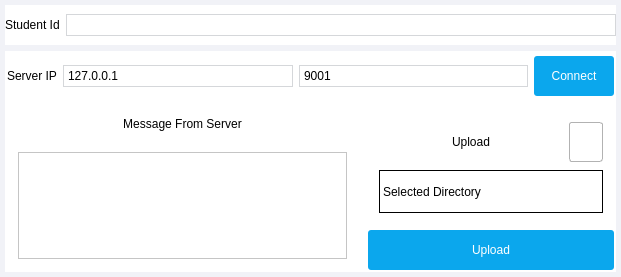
This is mainwindow.ui in magurmach/QtNetworkingClientApp as Qt 5 draws it before an edit. The edited form follows.
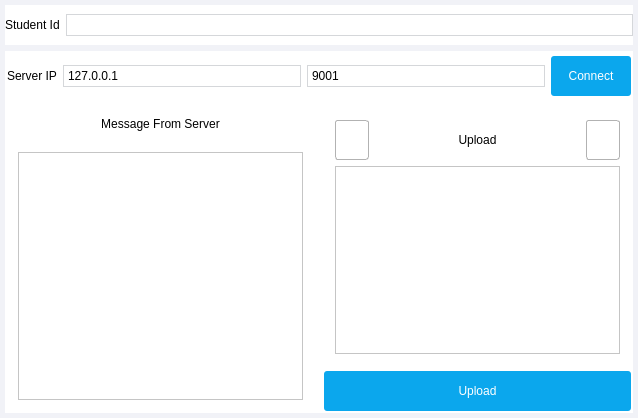
This is the edited form. Icons and pictures are not drawn.

Diff of the .ui file:
```diff
--- a/mainwindow.ui
+++ b/mainwindow.ui
@@ -6,8 +6,8 @@
    <rect>
     <x>0</x>
     <y>0</y>
-    <width>621</width>
-    <height>277</height>
+    <width>638</width>
+    <height>418</height>
    </rect>
   </property>
   <property name="windowTitle">
@@ -401,6 +401,57 @@
                       <property name="bottomMargin">
                        <number>0</number>
                       </property>
+                      <item>
+                       <widget class="QPushButton" name="pushButton">
+                        <property name="minimumSize">
+                         <size>
+                          <width>34</width>
+                          <height>40</height>
+                         </size>
+                        </property>
+                        <property name="maximumSize">
+                         <size>
+                          <width>34</width>
+                          <height>40</height>
+                         </size>
+                        </property>
+                        <property name="styleSheet">
+                         <string notr="true">QPushButton
+{
+    border-style: solid;
+	border-style: solid;
+    border-radius: 3px;
+    border-color: rgb(178,178,178);
+    border-width: 1px;
+}
+
+QPushButton:hover
+{
+    background-color: qlineargradient(x1: 0, y1: 0, x2: 0, y2: 1,
+                                    stop: 0 #FFFFFF, stop: 0.35 #F4F4F4,
+                                    stop: 0.39999 #E7E7E7, stop: 0.6 #EFEFEF,
+                                    stop: 0.9 #F2F2F2, stop: 1 #FFFFFF);
+    border-style: solid;
+    border-radius: 3px;
+    border-color: rgb(178,178,178);
+    border-width: 1px;
+}</string>
+                        </property>
+                        <property name="text">
+                         <string/>
+                        </property>
+                        <property name="icon">
+                         <iconset resource="AllResource.qrc">
+                          <normaloff>:/Images/1409522392_Bin_Empty.png</normaloff>:/Images/1409522392_Bin_Empty.png</iconset>
+                        </property>
+                        <property name="iconSize">
+                         <size>
+                          <width>30</width>
+                          <height>30</height>
+                         </size>
+                        </property>
+                       </widget>
+                      </item>
                       <item>
                        <widget class="QLabel" name="label_3">
                         <property name="styleSheet">
@@ -475,15 +526,44 @@
                     </widget>
                    </item>
                    <item>
-                    <widget class="QLabel" name="label_4">
-                     <property name="styleSheet">
-                      <string notr="true">font: 10pt &quot;Segoe UI&quot;;
-border-style: solid;
-border-width: 1px;</string>
+                    <widget class="QScrollArea" name="scrollArea">
+                     <property name="widgetResizable">
+                      <bool>true</bool>
                      </property>
-                     <property name="text">
-                      <string>Selected Directory</string>
-                     </property>
+                     <widget class="QWidget" name="scrollAreaWidgetContents">
+                      <property name="geometry">
+                       <rect>
+                        <x>0</x>
+                        <y>0</y>
+                        <width>287</width>
+                        <height>169</height>
+                       </rect>
+                      </property>
+                      <layout class="QVBoxLayout" name="verticalLayout_8">
+                       <property name="leftMargin">
+                        <number>0</number>
+                       </property>
+                       <property name="topMargin">
+                        <number>0</number>
+                       </property>
+                       <property name="rightMargin">
+                        <number>0</number>
+                       </property>
+                       <property name="bottomMargin">
+                        <number>0</number>
+                       </property>
+                       <item>
+                        <widget class="QTreeView" name="FileListView">
+                         <property name="frameShape">
+                          <enum>QFrame::NoFrame</enum>
+                         </property>
+                         <attribute name="headerVisible">
+                          <bool>false</bool>
+                         </attribute>
+                        </widget>
+                       </item>
+                      </layout>
+                     </widget>
                     </widget>
                    </item>
                   </layout>
```
Left out of the diff: 2 changed lines with no effect on the pictures.
